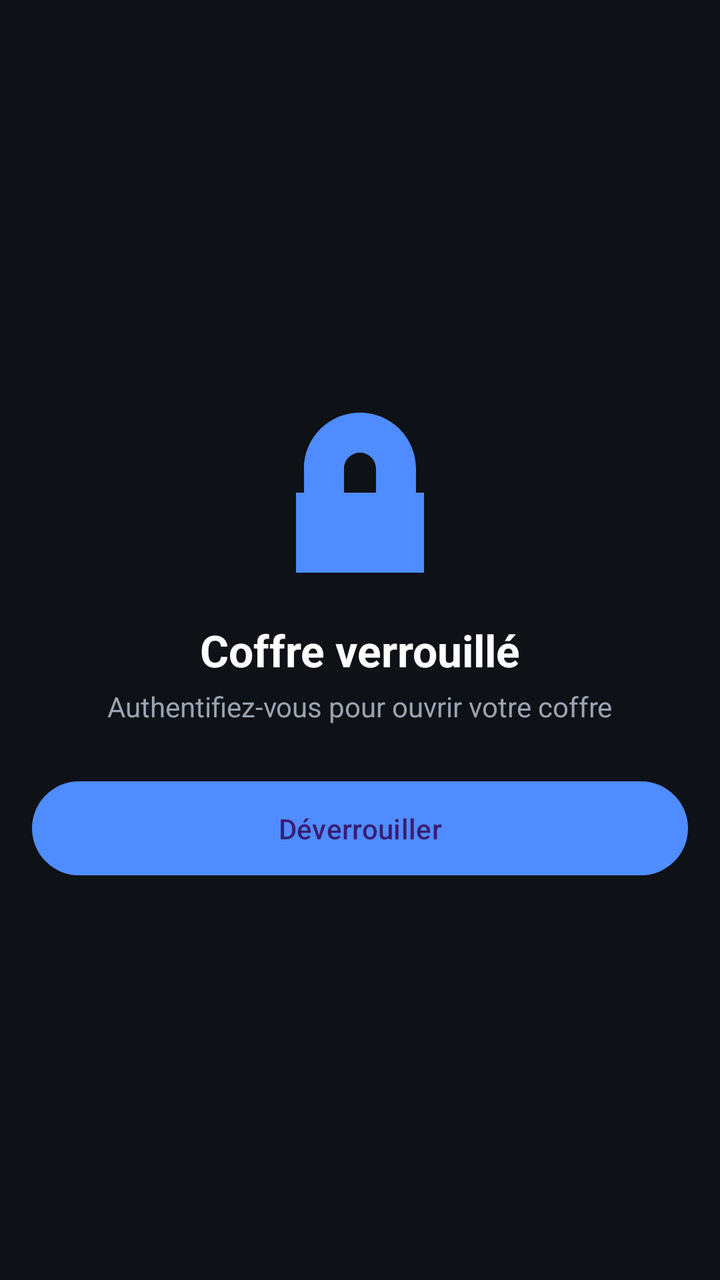
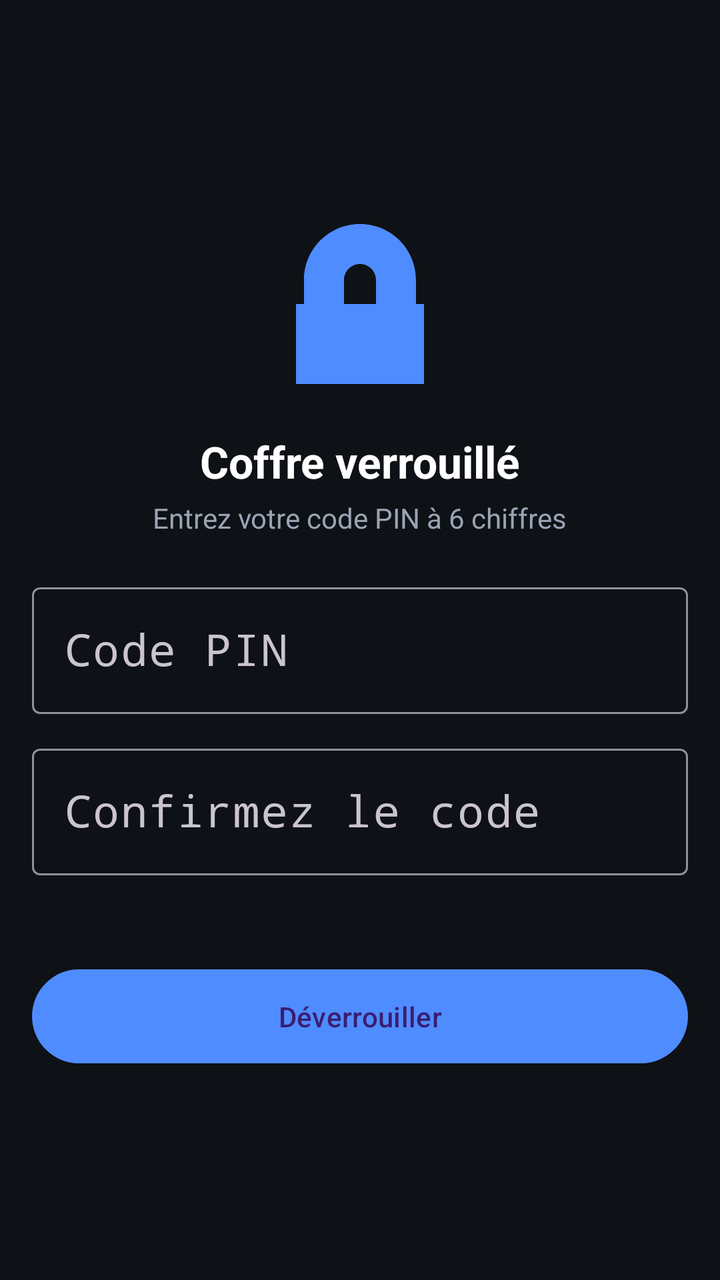

Screens rendered from an Android XML layout before and after an edit, with the pre-edit source and the edit as a unified diff.
<!-- AndroidManifest.xml: application theme Theme.PassVault -->
<!-- res/layout/activity_main.xml -->
<?xml version="1.0" encoding="utf-8"?>
<FrameLayout xmlns:android="http://schemas.android.com/apk/res/android"
    xmlns:app="http://schemas.android.com/apk/res-auto"
    android:layout_width="match_parent"
    android:layout_height="match_parent"
    android:background="@color/vault_bg"
    android:padding="16dp">

    <LinearLayout
        android:id="@+id/lockView"
        android:layout_width="match_parent"
        android:layout_height="wrap_content"
        android:layout_gravity="center"
        android:gravity="center"
        android:orientation="vertical">

        <ImageView
            android:layout_width="96dp"
            android:layout_height="96dp"
            android:contentDescription="@null"
            android:src="@drawable/ic_lock"
            app:tint="@color/vault_accent" />

        <TextView
            android:layout_width="wrap_content"
            android:layout_height="wrap_content"
            android:layout_marginTop="16dp"
            android:text="@string/unlock_title"
            android:textColor="#FFFFFF"
            android:textSize="22sp"
            android:textStyle="bold" />

        <TextView
            android:layout_width="wrap_content"
            android:layout_height="wrap_content"
            android:layout_marginTop="4dp"
            android:text="@string/unlock_subtitle"
            android:textColor="#9AA4B2" />

        <com.google.android.material.button.MaterialButton
            android:id="@+id/btnUnlock"
            android:layout_width="match_parent"
            android:layout_height="wrap_content"
            android:layout_marginTop="24dp"
            android:padding="14dp"
            android:text="@string/btn_unlock" />
    </LinearLayout>

    <LinearLayout
        android:id="@+id/mainView"
        android:layout_width="match_parent"
        android:layout_height="match_parent"
        android:orientation="vertical"
        android:visibility="gone">

        <TextView
            android:layout_width="wrap_content"
            android:layout_height="wrap_content"
            android:text="@string/app_name"
            android:textColor="#FFFFFF"
            android:textSize="24sp"
            android:textStyle="bold" />

        <androidx.recyclerview.widget.RecyclerView
            android:id="@+id/recyclerEntries"
            android:layout_width="match_parent"
            android:layout_height="0dp"
            android:layout_weight="1"
            android:layout_marginTop="8dp"
            android:clipToPadding="false"
            android:paddingBottom="80dp" />

        <TextView
            android:id="@+id/emptyView"
            android:layout_width="match_parent"
            android:layout_height="wrap_content"
            android:layout_gravity="center"
            android:gravity="center"
            android:text="@string/empty_vault"
            android:textColor="#9AA4B2"
            android:visibility="gone" />

        <com.google.android.material.floatingactionbutton.FloatingActionButton
            android:id="@+id/fabAdd"
            android:layout_width="wrap_content"
            android:layout_height="wrap_content"
            android:layout_gravity="bottom|end"
            android:contentDescription="@string/btn_add"
            android:src="@drawable/ic_add"
            app:backgroundTint="@color/vault_accent"
            app:tint="@android:color/white" />
    </LinearLayout>
</FrameLayout>
<!-- resources referenced by this layout -->
<resources>
  <color name="vault_accent">#4F8CFF</color>
  <color name="vault_bg">#0E1116</color>
  <!-- drawable ic_add (drawable) -->
  <vector xmlns:android="http://schemas.android.com/apk/res/android"
      android:width="24dp" android:height="24dp"
      android:viewportWidth="24" android:viewportHeight="24">
      <path android:fillColor="#FF000000" android:pathData="M19,13h-6v6h-2v-6H5v-2h6V5h2v6h6v2z"/>
  </vector>
  <!-- drawable ic_lock (drawable) -->
  <vector xmlns:android="http://schemas.android.com/apk/res/android"
      android:width="24dp" android:height="24dp"
      android:viewportWidth="24" android:viewportHeight="24">
      <path android:fillColor="#FF000000"
          android:pathData="M12,2C8.13,2 5,5.13 5,9v3H4v10h16V12h-1V9c0,-3.87 -3.13,-7 -7,-7zM14,9v3h-4V9c0,-1.1 0.9,-2 2,-2s2,0.9 2,2z"/>
  </vector>
  <string name="app_name">PassVault</string>
  <string name="btn_add">Ajouter une entrée</string>
  <string name="btn_unlock">Déverrouiller</string>
  <string name="empty_vault">Aucune entrée. Ajoutez votre premier mot de passe.</string>
  <string name="unlock_subtitle">Authentifiez-vous pour ouvrir votre coffre</string>
  <string name="unlock_title">Coffre verrouillé</string>
  <style name="Theme.PassVault" parent="Base.Theme.PassVault" />
  <style name="Base.Theme.PassVault" parent="Theme.Material3.Dark.NoActionBar">
          <item name="colorPrimary">@color/vault_accent</item>
          <item name="android:statusBarColor">@android:color/transparent</item>
          <item name="android:windowLightStatusBar">false</item>
      </style>
</resources>

<!-- the commit's change to res/layout/activity_main.xml (unified diff, before → after) -->
@@ -31,17 +31,59 @@
             android:textStyle="bold" />
 
         <TextView
+            android:id="@+id/unlockSubtitle"
             android:layout_width="wrap_content"
             android:layout_height="wrap_content"
             android:layout_marginTop="4dp"
-            android:text="@string/unlock_subtitle"
+            android:text="@string/pin_enter_subtitle"
             android:textColor="#9AA4B2" />
+
+        <com.google.android.material.textfield.TextInputLayout
+            android:layout_width="match_parent"
+            android:layout_height="wrap_content"
+            android:layout_marginTop="20dp"
+            android:hint="@string/hint_pin">
+
+            <com.google.android.material.textfield.TextInputEditText
+                android:id="@+id/pinInput"
+                android:layout_width="match_parent"
+                android:layout_height="wrap_content"
+                android:fontFamily="monospace"
+                android:inputType="numberPassword"
+                android:maxLength="6"
+                android:textSize="22sp" />
+        </com.google.android.material.textfield.TextInputLayout>
+
+        <com.google.android.material.textfield.TextInputLayout
+            android:id="@+id/pinConfirmLayout"
+            android:layout_width="match_parent"
+            android:layout_height="wrap_content"
+            android:layout_marginTop="12dp"
+            android:hint="@string/hint_pin_confirm">
+
+            <com.google.android.material.textfield.TextInputEditText
+                android:id="@+id/pinConfirmInput"
+                android:layout_width="match_parent"
+                android:layout_height="wrap_content"
+                android:fontFamily="monospace"
+                android:inputType="numberPassword"
+                android:maxLength="6"
+                android:textSize="22sp" />
+        </com.google.android.material.textfield.TextInputLayout>
+
+        <TextView
+            android:id="@+id/txtPinError"
+            android:layout_width="wrap_content"
+            android:layout_height="wrap_content"
+            android:layout_marginTop="8dp"
+            android:textColor="#FF6B6B"
+            android:textSize="14sp" />
 
         <com.google.android.material.button.MaterialButton
             android:id="@+id/btnUnlock"
             android:layout_width="match_parent"
             android:layout_height="wrap_content"
-            android:layout_marginTop="24dp"
+            android:layout_marginTop="16dp"
             android:padding="14dp"
             android:text="@string/btn_unlock" />
     </LinearLayout>
<!-- resource entries referenced after the edit -->
@@ -19,7 +19,9 @@
   <string name="btn_add">Ajouter une entrée</string>
   <string name="btn_unlock">Déverrouiller</string>
   <string name="empty_vault">Aucune entrée. Ajoutez votre premier mot de passe.</string>
-  <string name="unlock_subtitle">Authentifiez-vous pour ouvrir votre coffre</string>
+  <string name="hint_pin">Code PIN</string>
+  <string name="hint_pin_confirm">Confirmez le code</string>
+  <string name="pin_enter_subtitle">Entrez votre code PIN à 6 chiffres</string>
   <string name="unlock_title">Coffre verrouillé</string>
   <style name="Theme.PassVault" parent="Base.Theme.PassVault" />
   <style name="Base.Theme.PassVault" parent="Theme.Material3.Dark.NoActionBar">
